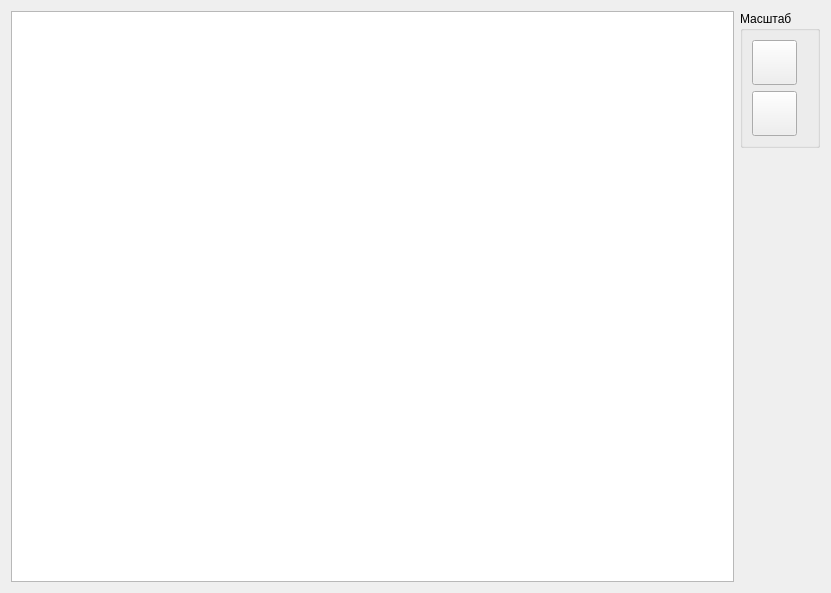
This is workwnd.ui in rafikidze/TestPicture as Qt 5 draws it before an edit. The edited form follows.
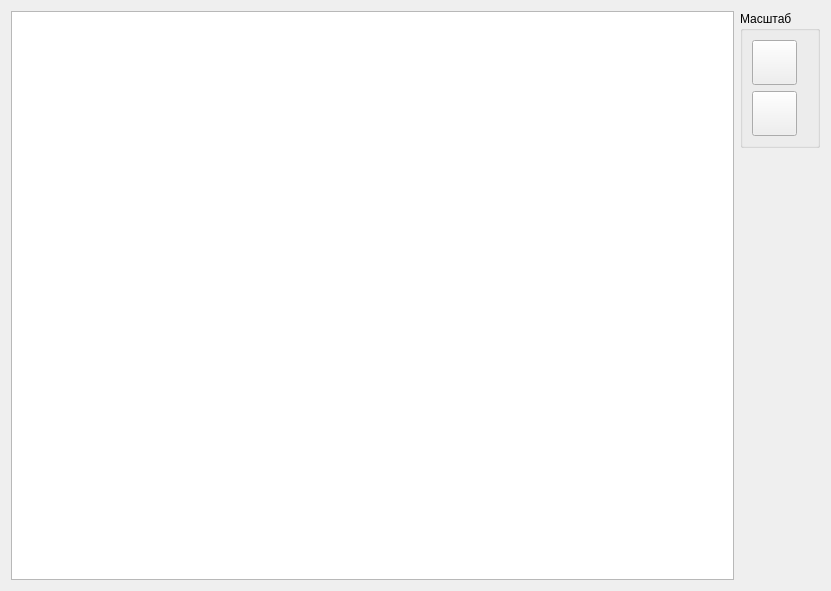
This is the edited form. Icons and pictures are not drawn.

Diff of the .ui file:
```diff
--- a/workwnd.ui
+++ b/workwnd.ui
@@ -26,8 +26,8 @@
        </property>
        <property name="minimumSize">
         <size>
-         <width>691</width>
-         <height>571</height>
+         <width>0</width>
+         <height>0</height>
         </size>
        </property>
        <property name="verticalScrollBarPolicy">
```
